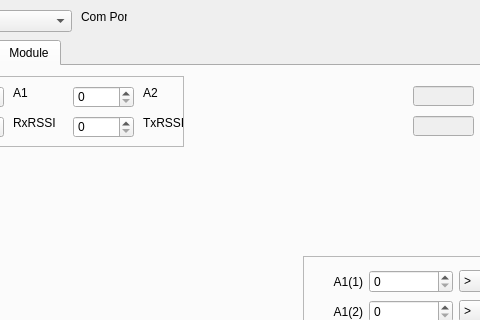
Before: the Qt Designer form src/telemetryDialog.ui in xhorizont/eepe, drawn with Qt 5; both pictures show x 89 to 569 and y 0 to 320 of the 763 by 512 pixel window.
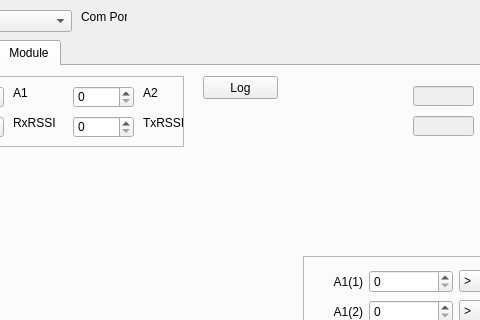
After: the same form once the commit is applied.

Patch:
```diff
--- a/src/telemetryDialog.ui
+++ b/src/telemetryDialog.ui
@@ -752,6 +752,22 @@
       </rect>
      </property>
     </widget>
+    <widget class="QPushButton" name="startButtonLogging">
+     <property name="enabled">
+      <bool>true</bool>
+     </property>
+     <property name="geometry">
+      <rect>
+       <x>280</x>
+       <y>10</y>
+       <width>75</width>
+       <height>23</height>
+      </rect>
+     </property>
+     <property name="text">
+      <string>Log</string>
+     </property>
+    </widget>
    </widget>
   </widget>
   <widget class="QComboBox" name="TelPortCB">
```
